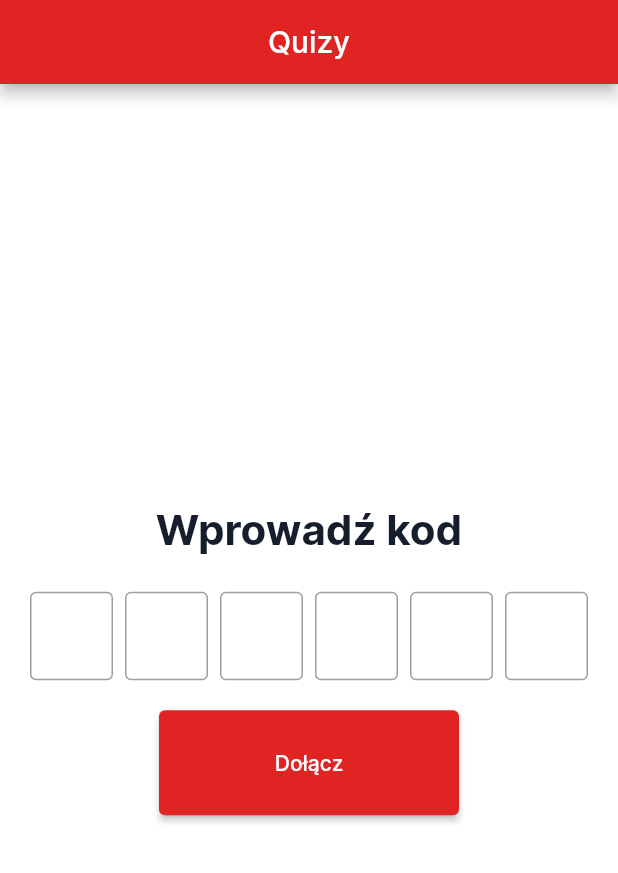
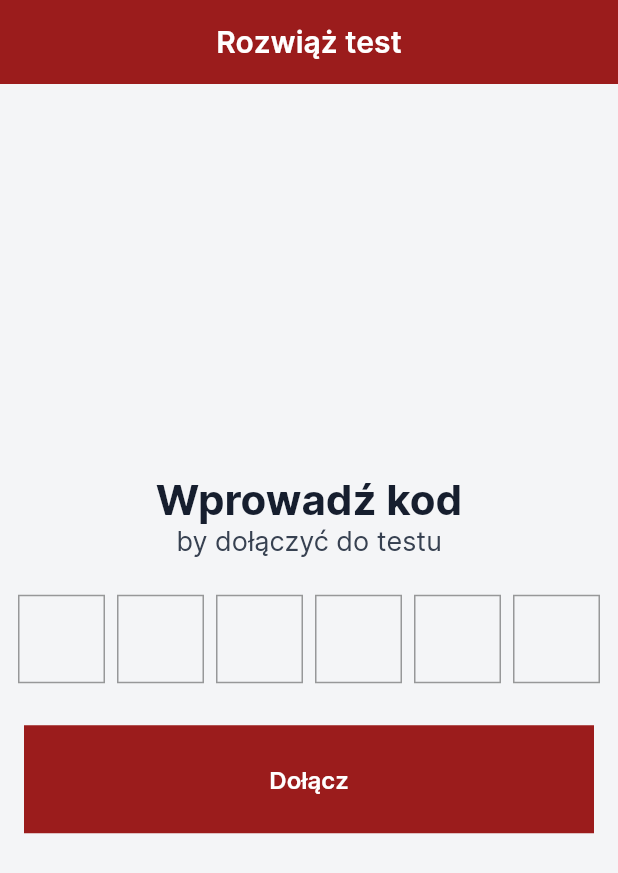
Before and after one commit to olafsozanski/hackyeah-quiz-mobile, a Flutter app: the screen it shows after launch, on a phone screen of 412 x 824 dp. Shown: the top 873 px of the screen. Run offline on Flutter 3.47's test engine with Material 2 defaults, Android fonts, the light colour scheme and no system bars; our stand-ins replace dio.

Commit message:
add sum points in rresult screen and repair issues

```diff
--- /dev/null
+++ b/hackyeah_quiz_mobile/lib/dio.dart
@@ -0,0 +1,5 @@
+import 'package:dio/dio.dart';
+
+var dio = Dio(BaseOptions(
+  baseUrl: "http://192.168.24.40:3000/",
+));
--- a/hackyeah_quiz_mobile/lib/main.dart
+++ b/hackyeah_quiz_mobile/lib/main.dart
@@ -15,10 +15,31 @@ class MyApp extends StatelessWidget {
     return MaterialApp(
         title: 'Quizy',
         theme: ThemeData(
-          fontFamily: 'Inter',
-          primarySwatch: AppTheme.colors.primary,
-          scaffoldBackgroundColor: AppTheme.colors.appBackground,
-        ),
+            fontFamily: 'Inter',
+            primarySwatch: AppTheme.colors.primary,
+            scaffoldBackgroundColor: AppTheme.colors.appBackground,
+            appBarTheme: AppBarTheme(
+                elevation: 0,
+                titleTextStyle: AppTheme.typography.headline6
+                    ?.copyWith(fontSize: 20, color: Colors.white)),
+            textTheme: AppTheme.typography,
+            inputDecorationTheme: const InputDecorationTheme(
+              border: OutlineInputBorder(borderRadius: BorderRadius.zero),
+              fillColor: Colors.white,
+            ),
+            outlinedButtonTheme: const OutlinedButtonThemeData(
+                style: ButtonStyle(
+              shape: MaterialStatePropertyAll(RoundedRectangleBorder(
+                borderRadius: BorderRadius.zero,
+              )),
+            )),
+            elevatedButtonTheme: const ElevatedButtonThemeData(
+                style: ButtonStyle(
+              elevation: MaterialStatePropertyAll(0),
+              shape: MaterialStatePropertyAll(RoundedRectangleBorder(
+                borderRadius: BorderRadius.zero,
+              )),
+            ))),
         home: const HomeScreen());
   }
 }
--- a/hackyeah_quiz_mobile/lib/screens/home_screen.dart
+++ b/hackyeah_quiz_mobile/lib/screens/home_screen.dart
@@ -1,4 +1,6 @@
+import 'package:dio/dio.dart';
 import 'package:flutter/material.dart';
+import 'package:hackyeah_quiz_mobile/dio.dart';
 import 'package:hackyeah_quiz_mobile/screens/question_template.dart';
 import 'package:hackyeah_quiz_mobile/theme/theme.dart';
 
@@ -13,28 +15,55 @@ class HomeScreen extends StatefulWidget {
 
 class _HomeScreen extends State<HomeScreen> {
   final _focusNodes = List.generate(6, (index) => FocusNode());
+  final _controllers = List.generate(6, (index) => TextEditingController());
+  Future? _future = null;
+
   @override
   Widget build(BuildContext context) {
     return Scaffold(
       appBar: AppBar(
         centerTitle: true,
-        title: const Text('Quizy'),
+        title: const Text('Rozwiąż test'),
+        automaticallyImplyLeading: false,
       ),
-      body: Column(
+      body: FutureBuilder(
+        future: _future,
+        builder: (context, snapshot) {
+          if (snapshot.connectionState == ConnectionState.waiting) {
+            return buildLoading();
+          }
+          return buildHome();
+        },
+      ),
+    );
+  }
+
+  Widget buildLoading() {
+    return Center(child: CircularProgressIndicator());
+  }
+
+  Widget buildHome() {
+    return Container(
+      padding: AppTheme.spacing.screenPadding,
+      child: Column(
         mainAxisAlignment: MainAxisAlignment.center,
-        crossAxisAlignment: CrossAxisAlignment.center,
-        children: <Widget>[
-          Center(
-            child: Text(
-              'Wprowadź kod',
-              style: AppTheme.typography.headline1,
-            ),
+        crossAxisAlignment: CrossAxisAlignment.stretch,
+        children: [
+          Text(
+            'Wprowadź kod',
+            style: AppTheme.typography.headline1,
+            textAlign: TextAlign.center,
+          ),
+          Text(
+            'by dołączyć do testu',
+            style: AppTheme.typography.bodyText1,
+            textAlign: TextAlign.center,
           ),
           const SizedBox(
             height: 20,
           ),
           Container(
-            margin: const EdgeInsets.only(left: 16, right: 16, bottom: 16),
+            margin: const EdgeInsets.only(bottom: 16),
             child: Row(
                 children: List.generate(
               6,
@@ -43,16 +72,18 @@ class _HomeScreen extends State<HomeScreen> {
                   padding: const EdgeInsets.all(4),
                   child: TextField(
                     focusNode: _focusNodes[index],
+                    controller: _controllers[index],
                     keyboardType: TextInputType.number,
                     maxLength: 1,
                     textAlign: TextAlign.center,
                     decoration: const InputDecoration(
                       counterText: "",
-                      border: OutlineInputBorder(),
                     ),
                     onChanged: (value) {
                       if (value.length == 1 && index != 5) {
                         _focusNodes[index + 1].requestFocus();
+                      } else if (value.length != 1 && index > 0) {
+                        _focusNodes[index - 1].requestFocus();
                       } else if (index == 5) {
                         _focusNodes[5].unfocus();
                       }
@@ -62,20 +93,30 @@ class _HomeScreen extends State<HomeScreen> {
               ),
             )),
           ),
-          SizedBox(
-            height: 70,
-            width: 200,
+          Container(
+            height: 72,
+            margin: AppTheme.spacing.screenPadding,
             child: ElevatedButton(
-                onPressed: () {
-                  Navigator.push(
-                      context,
-                      MaterialPageRoute(
-                          builder: (context) => const QuestionTemplate()));
-                },
-                child: const Text('Dołącz')),
+                onPressed: () => submitCode(), child: const Text('Dołącz')),
           )
         ],
       ),
     );
   }
+
+  void submitCode() {
+    final code =
+        _controllers.map((controller) => controller.value.text).join('');
+
+    _future = dio.get('tests/byJoinCode/$code');
+
+    _future!.then((response) {
+      Navigator.push(
+          context,
+          MaterialPageRoute(
+              builder: (context) => QuestionTemplate(
+                    test: response.data,
+                  )));
+    });
+  }
 }
--- a/hackyeah_quiz_mobile/lib/theme/theme.dart
+++ b/hackyeah_quiz_mobile/lib/theme/theme.dart
@@ -7,7 +7,7 @@ class Spacing {
 }
 
 class AppColors {
-  final MaterialColor primary = const MaterialColor(0xffe02424, <int, Color>{
+  final MaterialColor primary = const MaterialColor(0xff9b1c1c, <int, Color>{
     50: Color(0xfffdf2f2),
     100: Color(0xfffde8e8),
     200: Color(0xfffbd5d5),
@@ -23,7 +23,7 @@ class AppColors {
   final Color textPrimary = const Color(0xff161e2e);
   final Color textSecondary = const Color(0xff374151);
 
-  final Color appBackground = Colors.white;
+  final Color appBackground = const Color(0xfff4f5f7);
   AppColors();
 }
 
@@ -71,20 +71,20 @@ class AppTheme {
     ),
     bodyText1: TextStyle(
       fontFamily: "Inter",
-      fontSize: 16,
-      fontWeight: FontWeight.w600,
+      fontSize: 18,
+      fontWeight: FontWeight.w400,
       color: Color(0xff374151),
     ),
     bodyText2: TextStyle(
       fontFamily: "Inter",
       fontSize: 14,
-      fontWeight: FontWeight.w500,
+      fontWeight: FontWeight.w400,
       color: Color(0xff374151),
     ),
     button: TextStyle(
       fontFamily: "Inter",
       fontWeight: FontWeight.w600,
-      fontSize: 14,
+      fontSize: 16,
       color: Color(0xff374151),
     ),
   );
```
Also changed, not shown: hackyeah_quiz_mobile/lib/screens/question_template.dart (+109 -82 lines), hackyeah_quiz_mobile/lib/screens/result_screen.dart (+55 -6 lines), hackyeah_quiz_mobile/pubspec.yaml (+1 -21 lines), hackyeah_quiz_mobile/pubspec.lock.
